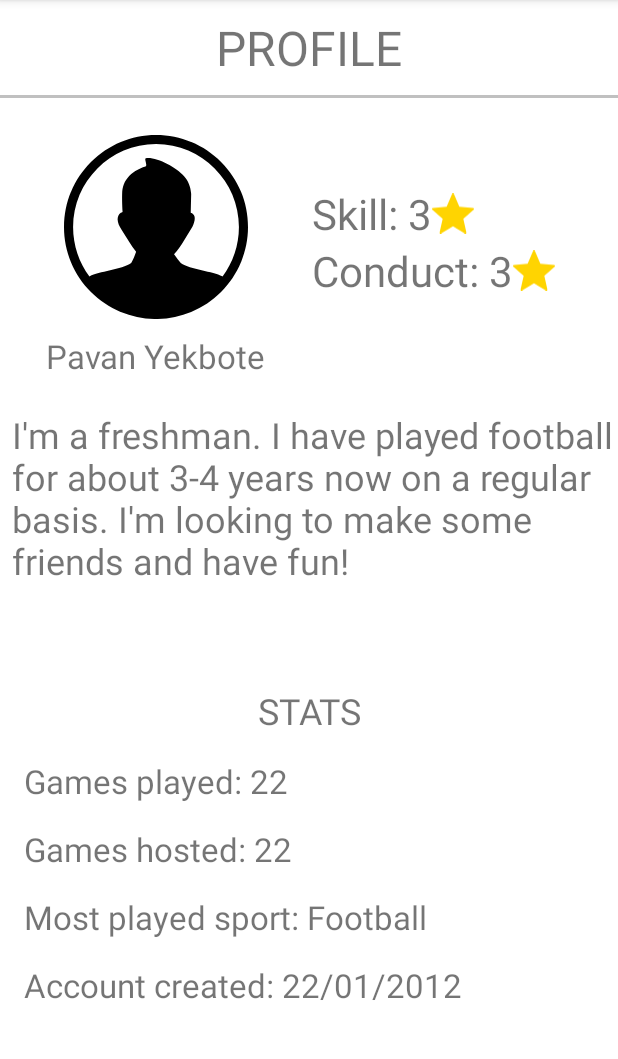
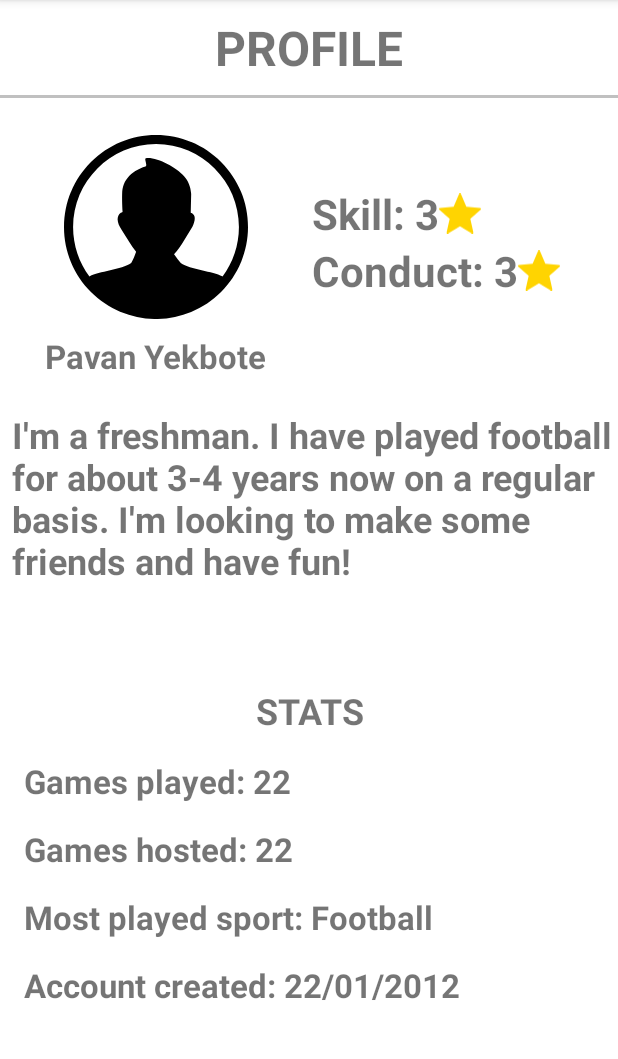
Before and after one commit to yekbote-pavan/pepper-games, an Android app: the ProfileActivity screen opened directly, with no data from a screen before it, on a phone screen of 412 x 824 dp, the part 84-1143 px from its top. Run offline under Robolectric (Android 15) with nearby library versions, the phone set to English and light mode, and no system bars; our stand-ins replace data binding.

Commit message:
feat: Removed back button and bold all text

```diff
--- a/app/src/main/res/layout/activity_all_events.xml
+++ b/app/src/main/res/layout/activity_all_events.xml
@@ -30,7 +30,7 @@
             android:id="@+id/event_user_profile_button"
             android:layout_width="wrap_content"
             android:layout_height="match_parent"
-            android:layout_marginStart="104dp"
+            android:layout_marginStart="80dp"
             android:background="@drawable/user_profile_icon"
             android:clickable="true"
             android:focusable="true"
--- a/app/src/main/res/layout/profile.xml
+++ b/app/src/main/res/layout/profile.xml
@@ -7,15 +7,16 @@
     android:layout_height="match_parent"
     android:layout_width="match_parent"
     android:orientation="vertical">
+
     <TextView
         android:layout_width="wrap_content"
         android:layout_height="wrap_content"
+        android:layout_gravity="center"
         android:layout_marginTop="10dp"
         android:layout_marginBottom="10dp"
         android:text="PROFILE"
-        android:layout_gravity="center"
-        android:textSize="32sp">
-    </TextView>
+        android:textSize="32sp"
+        android:textStyle="bold"></TextView>
 
     <View
         android:layout_width="match_parent"
@@ -44,13 +45,14 @@
             </ImageView>
 
             <TextView
+                android:id="@+id/user_name"
                 android:layout_width="wrap_content"
                 android:layout_height="wrap_content"
-                android:id="@+id/user_name"
-                android:text="PAVAN YEKBOTE"
                 android:paddingLeft="4dp"
                 android:paddingRight="4dp"
-                android:textSize="22sp" />
+                android:text="PAVAN YEKBOTE"
+                android:textSize="22sp"
+                android:textStyle="bold" />
         </LinearLayout>
 
         <LinearLayout
@@ -63,12 +65,14 @@
                 android:layout_width="wrap_content"
                 android:layout_height="wrap_content"
                 android:orientation="horizontal">
+
                 <TextView
+                    android:id="@+id/user_skill_rating"
                     android:layout_width="wrap_content"
                     android:layout_height="wrap_content"
+                    android:text="Skill: 2"
                     android:textSize="28sp"
-                    android:id="@+id/user_skill_rating"
-                    android:text="Skill: 2"/>
+                    android:textStyle="bold" />
 
                 <ImageView
                     android:layout_width="28dp"
@@ -82,11 +86,12 @@
                 android:orientation="horizontal">
 
                 <TextView
+                    android:id="@+id/user_conduct_rating"
                     android:layout_width="wrap_content"
                     android:layout_height="wrap_content"
+                    android:text="Conduct: 3"
                     android:textSize="28sp"
-                    android:id="@+id/user_conduct_rating"
-                    android:text="Conduct: 3"/>
+                    android:textStyle="bold" />
 
                 <ImageView
                     android:layout_width="28dp"
@@ -105,7 +110,8 @@
         android:layout_marginTop="16dp"
         android:gravity="start"
         android:text="jdjksshfksdfjkdsfhjkdshfkjdshkfj jksdfjk sdhfjk dshfjk"
-        android:textSize="24sp" />
+        android:textSize="24sp"
+        android:textStyle="bold" />
 
     <LinearLayout
         android:layout_width="match_parent"
@@ -119,64 +125,73 @@
         <TextView
             android:layout_width="match_parent"
             android:layout_height="wrap_content"
+            android:gravity="top|center"
             android:text="STATS"
-            android:gravity="top|center"
-            android:textSize="24sp"/>
+            android:textSize="24sp"
+            android:textStyle="bold" />
 
         <LinearLayout
             android:layout_width="match_parent"
             android:layout_height="wrap_content"
             android:orientation="horizontal">
+
             <TextView
+                android:id="@+id/user_games_played"
                 android:layout_width="match_parent"
                 android:layout_height="wrap_content"
                 android:layout_marginTop="16dp"
-                android:id="@+id/user_games_played"
+                android:gravity="start|center"
                 android:text="Games played: 22"
-                android:gravity="start|center"
-                android:textSize="22sp"/>
+                android:textSize="22sp"
+                android:textStyle="bold" />
         </LinearLayout>
 
         <LinearLayout
             android:layout_width="match_parent"
             android:layout_height="wrap_content"
             android:orientation="horizontal">
+
             <TextView
+                android:id="@+id/user_games_hosted"
                 android:layout_width="match_parent"
                 android:layout_height="wrap_content"
                 android:layout_marginTop="16dp"
-                android:id="@+id/user_games_hosted"
+                android:gravity="start|center"
                 android:text="Games hosted: 22"
-                android:gravity="start|center"
-                android:textSize="22sp"/>
+                android:textSize="22sp"
+                android:textStyle="bold" />
         </LinearLayout>
 
         <LinearLayout
             android:layout_width="match_parent"
             android:layout_height="wrap_content"
             android:orientation="horizontal">
+
             <TextView
+                android:id="@+id/user_favorite_sport"
                 android:layout_width="match_parent"
                 android:layout_height="wrap_content"
                 android:layout_marginTop="16dp"
-                android:id="@+id/user_favorite_sport"
+                android:gravity="start|center"
                 android:text="Most played sport: Football"
-                android:gravity="start|center"
-                android:textSize="22sp"/>
+                android:textSize="22sp"
+                android:textStyle="bold" />
         </LinearLayout>
 
         <LinearLayout
             android:layout_width="match_parent"
             android:layout_height="wrap_content"
             android:orientation="horizontal">
+
             <TextView
+                android:id="@+id/user_account_created"
                 android:layout_width="match_parent"
                 android:layout_height="wrap_content"
                 android:layout_marginTop="16dp"
-                android:id="@+id/user_account_created"
+                android:gravity="start|center"
                 android:text="Account created: 22/01/2019"
-                android:gravity="start|center"
-                android:textSize="22sp"/>
+                android:textSize="22sp"
+                android:textStyle="bold" />
         </LinearLayout>
     </LinearLayout>
 </LinearLayout>
```
Also changed, not shown: app/src/main/res/layout/activity_create_event.xml (+20 -18 lines), app/src/main/res/layout/activity_game_overview.xml (+18 -16 lines), app/src/main/res/layout/activity_my_events.xml (+11 -7 lines), app/src/main/res/layout/activity_pick_position.xml (+20 -13 lines), app/src/main/res/layout/activity_rating_pop_up.xml (+12 -7 lines), app/src/main/res/layout/event_card.xml (+25 -15 lines), app/src/main/res/layout/game_overview_li.xml (+25 -19 lines), app/src/main/res/layout/leave_confirm_popup.xml (+7 -4 lines), app/src/main/res/layout/my_event_card.xml (+28 -16 lines), app/src/main/res/layout/position_pick_confirm_popup.xml (+12 -7 lines), app/src/main/res/layout/position_taken_player_info.xml (+13 -6 lines), app/src/main/res/layout/rating_card.xml (+18 -10 lines).
